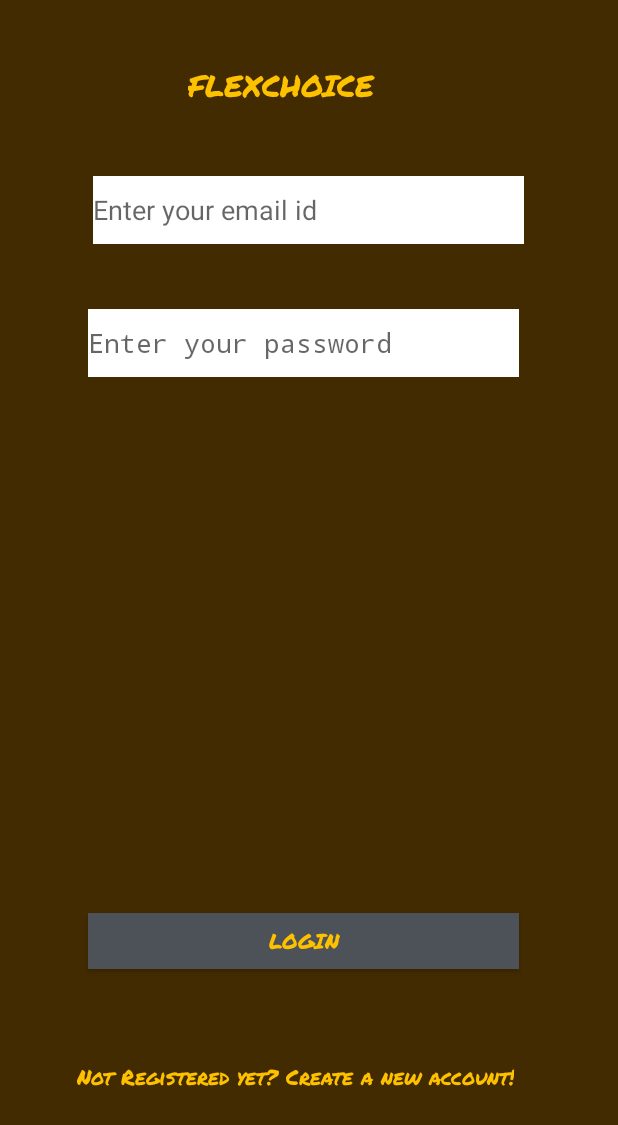
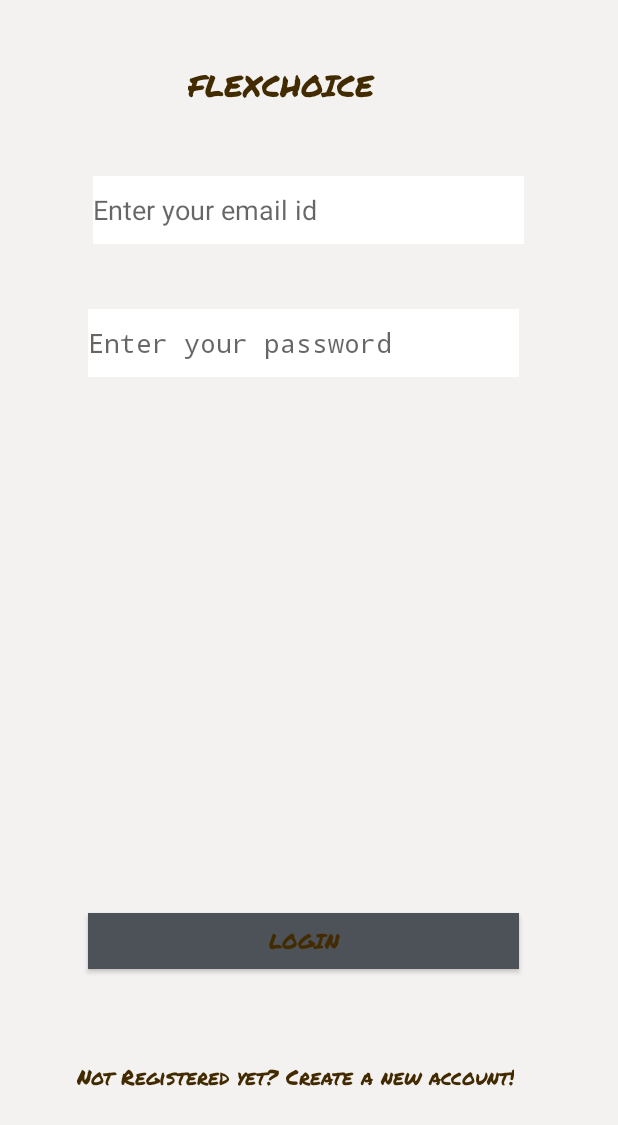
Before and after one commit to ummesulaith/flexChoice, an Android app: the screen it shows after launch (LoginActivity), on a phone screen of 412 x 824 dp. Shown: the top 1125 px of the screen. Run offline under Robolectric (Android 15) with nearby library versions, the phone set to English and light mode, and no system bars; our stand-ins replace Firebase (no records; nobody signed in at launch, a user with empty details on screens opened directly).

Commit message:
Color Change of background

```diff
--- a/app/src/main/res/values/colors.xml
+++ b/app/src/main/res/values/colors.xml
@@ -1,10 +1,11 @@
 <?xml version="1.0" encoding="utf-8"?>
 <resources>
-    <color name="colorPrimary">#422b00</color>
+    <color name="colorPrimary">#F4F2F1</color>
     <!--<color name="colorPrimaryDark">#00574B</color>-->
-    <color name="colorBaseText">#fec100</color>
+    <color name="colorBaseText">#422b00</color>
     <!--<color name="primary_material_light">#422b00</color>-->
     <!--<color name="foreground_material_light">#fec100</color>-->
     <color name="background_material_light">#ffffff</color>
     <color name="grey">#4d5258</color>
 </resources>
+    <!--//brown 422b00 yellow - fec100-->
```
